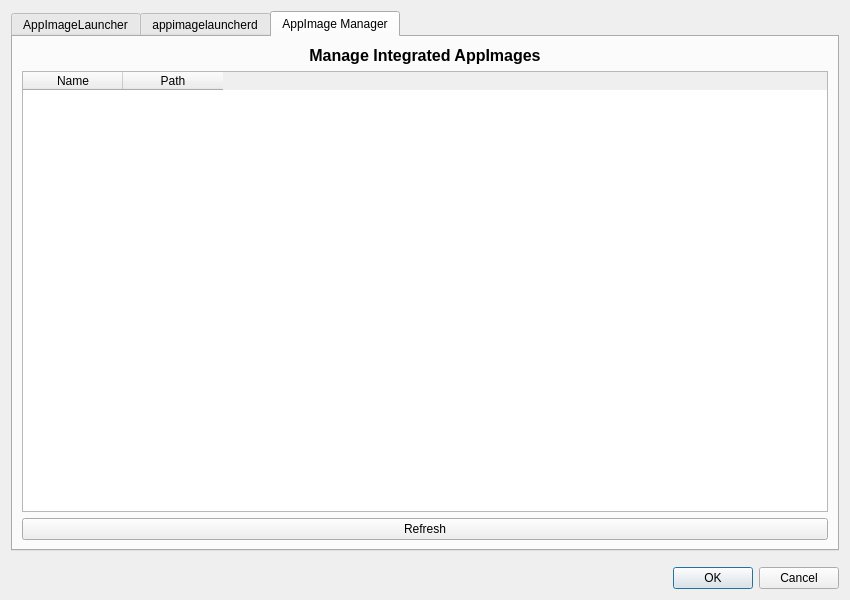
Before: the Qt Designer form src/ui/settings_dialog.ui in Wuqiyang312/AppImageLauncherPlus, drawn with Qt 5.
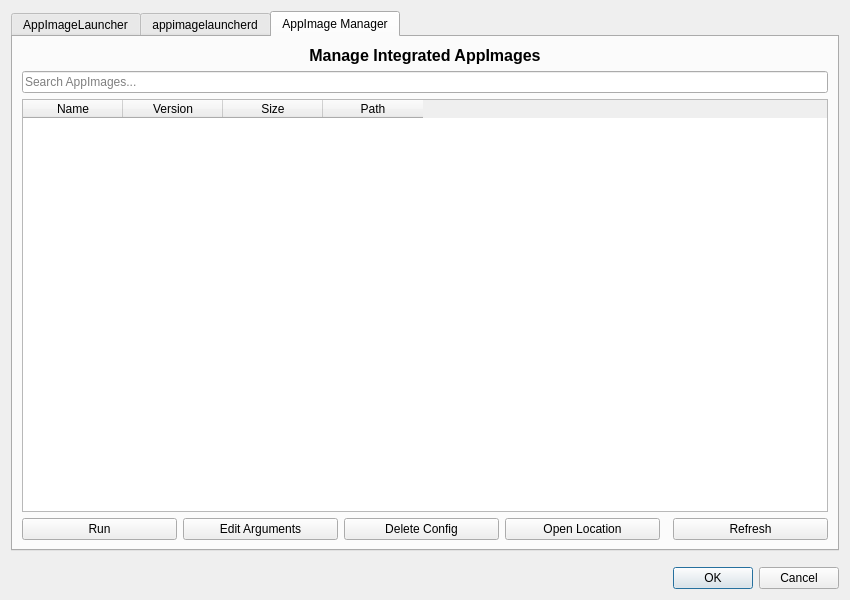
After: the same form once the commit is applied. The open tabs and pages were chosen to show the change. Icons and pictures are not drawn.

Commit message: Enhance AppImage Manager with new features and improved UI

What changed in the file:
```diff
--- a/src/ui/settings_dialog.ui
+++ b/src/ui/settings_dialog.ui
@@ -249,6 +249,20 @@
          </property>
         </widget>
        </item>
+       <item>
+        <layout class="QHBoxLayout" name="searchLayout">
+         <item>
+          <widget class="QLineEdit" name="searchLineEdit">
+           <property name="placeholderText">
+            <string>Search AppImages...</string>
+           </property>
+           <property name="clearButtonEnabled">
+            <bool>true</bool>
+           </property>
+          </widget>
+         </item>
+        </layout>
+       </item>
        <item>
         <widget class="QTableWidget" name="appImageTable">
          <property name="selectionBehavior">
@@ -262,6 +276,16 @@
            <string>Name</string>
           </property>
          </column>
+         <column>
+          <property name="text">
+           <string>Version</string>
+          </property>
+         </column>
+         <column>
+          <property name="text">
+           <string>Size</string>
+          </property>
+         </column>
          <column>
           <property name="text">
            <string>Path</string>
@@ -270,15 +294,70 @@
         </widget>
        </item>
        <item>
-        <widget class="QPushButton" name="refreshAppImagesButton">
-         <property name="text">
-          <string>Refresh</string>
-         </property>
-         <property name="icon">
-          <iconset theme="view-refresh">
-           <normaloff>.</normaloff>.</iconset>
-         </property>
-        </widget>
+        <layout class="QHBoxLayout" name="managerButtonsLayout">
+         <item>
+          <widget class="QPushButton" name="runAppImageButton">
+           <property name="text">
+            <string>Run</string>
+           </property>
+           <property name="icon">
+            <iconset theme="media-playback-start">
+             <normaloff>.</normaloff>.</iconset>
+           </property>
+          </widget>
+         </item>
+         <item>
+          <widget class="QPushButton" name="editArgsButton">
+           <property name="text">
+            <string>Edit Arguments</string>
+           </property>
+           <property name="icon">
+            <iconset theme="document-edit">
+             <normaloff>.</normaloff>.</iconset>
+           </property>
+          </widget>
+         </item>
+         <item>
+          <widget class="QPushButton" name="deleteConfigButton">
+           <property name="text">
+            <string>Delete Config</string>
+           </property>
+           <property name="icon">
+            <iconset theme="edit-delete">
+             <normaloff>.</normaloff>.</iconset>
+           </property>
+          </widget>
+         </item>
+         <item>
+          <widget class="QPushButton" name="openLocationButton">
+           <property name="text">
+            <string>Open Location</string>
+           </property>
+           <property name="icon">
+            <iconset theme="folder-open">
+             <normaloff>.</normaloff>.</iconset>
+           </property>
+          </widget>
+         </item>
+         <item>
+          <spacer name="horizontalSpacer">
+           <property name="orientation">
+            <enum>Qt::Horizontal</enum>
+           </property>
+          </spacer>
+         </item>
+         <item>
+          <widget class="QPushButton" name="refreshAppImagesButton">
+           <property name="text">
+            <string>Refresh</string>
+           </property>
+           <property name="icon">
+            <iconset theme="view-refresh">
+             <normaloff>.</normaloff>.</iconset>
+           </property>
+          </widget>
+         </item>
+        </layout>
        </item>
       </layout>
      </widget>
```
The commit also changes 2 other files.
